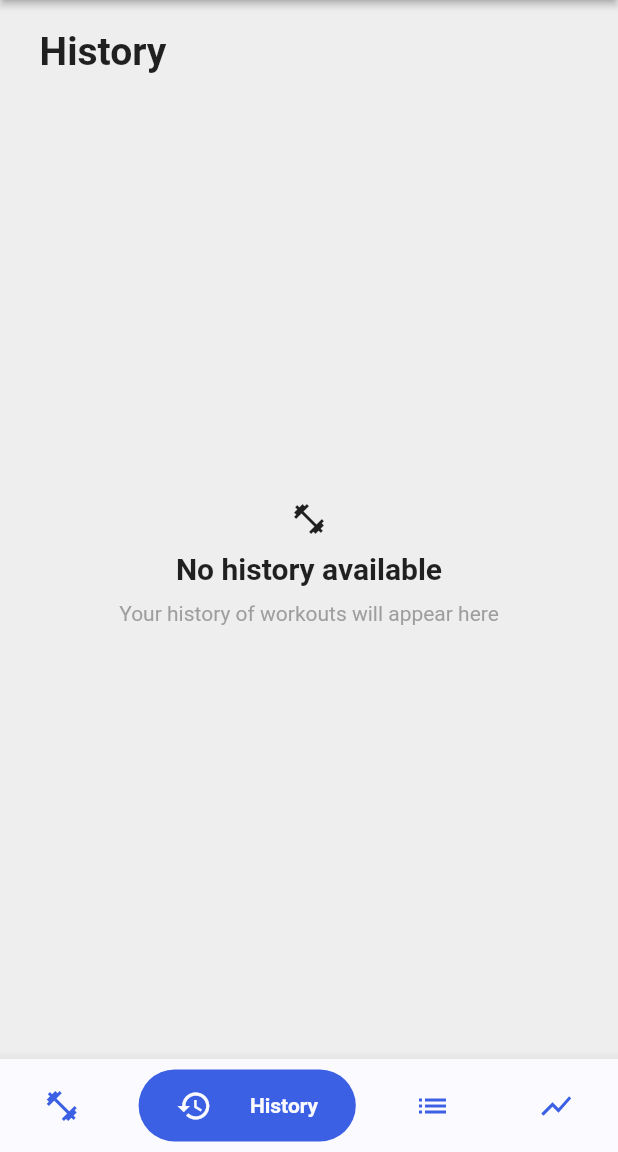
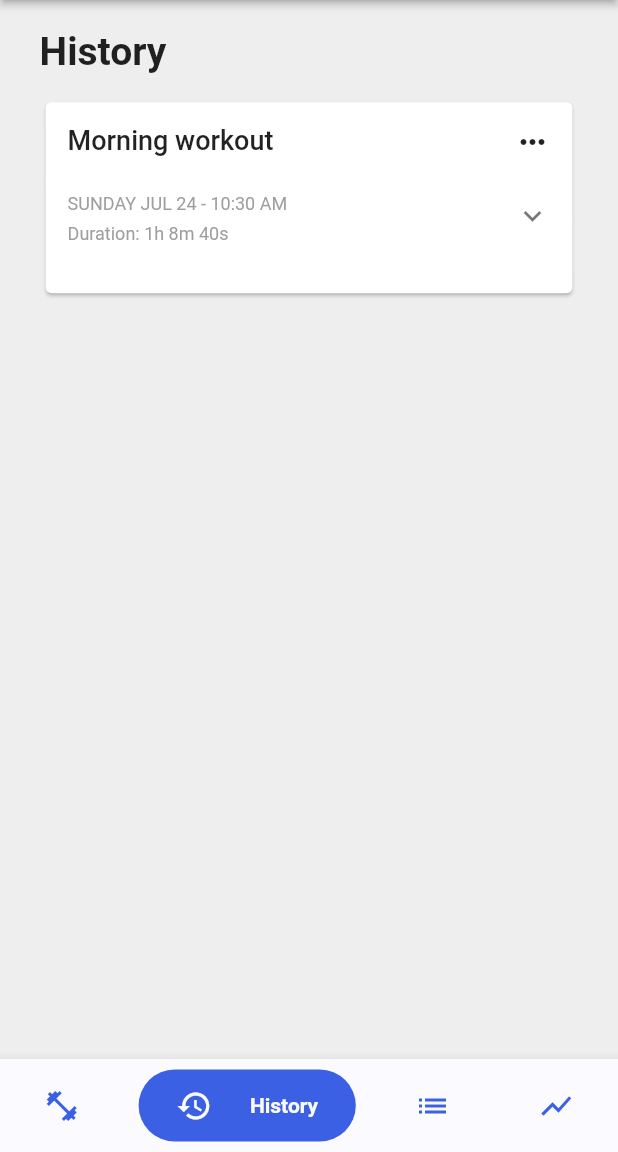
Before and after one commit to davidivad96/mygymbro, a Flutter app: the screen it shows after launch, item 2 of the bottom bar chosen, on a phone screen of 412 x 824 dp, the part 84-1236 px from its top. Run offline on Flutter 3.47's test engine with Material 2 defaults, Android fonts, the light colour scheme and no system bars; drawn by our look-alikes of bubble_bottom_bar; our stand-ins replace firebase_core, firebase_database, get, loading_animation_widget, stop_watch_timer; missing offline and left inert: flutter_picker; accounts and stored records are empty; generated files the repository leaves out were written again; Roboto replaces fonts that are missing (Poppins).

Commit message:
Implement HistoryCard widget. Use it with hardcoded state

```diff
--- a/lib/main.dart
+++ b/lib/main.dart
@@ -32,6 +32,7 @@ class MyApp extends StatelessWidget {
         backgroundColor: Colors.grey[200],
         errorColor: const Color(0xFFEF3054),
         fontFamily: "Poppins",
+        dividerColor: Colors.transparent,
       ),
       home: const Home(),
     );
--- /dev/null
+++ b/lib/models/history.dart
@@ -0,0 +1,27 @@
+import 'package:json_annotation/json_annotation.dart';
+
+import 'package:mygymbro/models/training_result.dart';
+
+part 'history.g.dart';
+
+@JsonSerializable()
+class History {
+  final String id;
+  final String workoutName;
+  final int duration;
+  final DateTime date;
+  final List<TrainingResult> trainingResults;
+
+  History(
+    this.id,
+    this.workoutName,
+    this.duration,
+    this.date,
+    this.trainingResults,
+  );
+
+  factory History.fromJson(Map<String, dynamic> json) =>
+      _$HistoryFromJson(json);
+
+  Map<String, dynamic> toJson() => _$HistoryToJson(this);
+}
--- a/lib/models/training_result.dart
+++ b/lib/models/training_result.dart
@@ -1,17 +1,33 @@
+import 'package:json_annotation/json_annotation.dart';
+
 import 'package:mygymbro/models/exercise.dart';
 
+part 'training_result.g.dart';
+
+@JsonSerializable()
 class TrainingSet {
   double? kgs;
   int? reps;
   bool done = false;
 
-  TrainingSet();
+  TrainingSet(this.kgs, this.reps);
+
+  factory TrainingSet.fromJson(Map<String, dynamic> json) =>
+      _$TrainingSetFromJson(json);
+
+  Map<String, dynamic> toJson() => _$TrainingSetToJson(this);
 }
 
+@JsonSerializable()
 class TrainingResult {
   final Exercise exercise;
   final List<TrainingSet> sets;
-  String notes = "";
+  String notes;
 
-  TrainingResult(this.exercise, this.sets);
+  TrainingResult(this.exercise, this.sets, this.notes);
+
+  factory TrainingResult.fromJson(Map<String, dynamic> json) =>
+      _$TrainingResultFromJson(json);
+
+  Map<String, dynamic> toJson() => _$TrainingResultToJson(this);
 }
--- a/lib/screens/history_screen.dart
+++ b/lib/screens/history_screen.dart
@@ -1,11 +1,46 @@
 import 'package:flutter/material.dart';
 
 import 'package:mygymbro/constants.dart';
+import 'package:mygymbro/data/exercises.dart';
+import 'package:mygymbro/models/history.dart';
+import 'package:mygymbro/models/training_result.dart';
 import 'package:mygymbro/utils/dimensions.dart';
 import 'package:mygymbro/widgets/big_text.dart';
+import 'package:mygymbro/widgets/history_card.dart';
 
-class HistoryScreen extends StatelessWidget {
+class HistoryScreen extends StatefulWidget {
   const HistoryScreen({Key? key}) : super(key: key);
+
+  @override
+  State<HistoryScreen> createState() => _HistoryScreenState();
+}
+
+class _HistoryScreenState extends State<HistoryScreen> {
+  final List<History> _histories = [
+    History(
+      "abcdefghij",
+      "Morning workout",
+      4120,
+      DateTime.now(),
+      [
+        TrainingResult(
+          exercises[7],
+          [TrainingSet(2.0, 5), TrainingSet(3.0, 4), TrainingSet(5.0, 2)],
+          "This was very very hard...",
+        ),
+        TrainingResult(
+          exercises[34],
+          [TrainingSet(6.0, 10)],
+          "",
+        ),
+        TrainingResult(
+          exercises[40],
+          [TrainingSet(1.0, 1)],
+          "Easy!",
+        )
+      ],
+    )
+  ];
 
   @override
   Widget build(BuildContext context) {
@@ -30,7 +65,23 @@ class HistoryScreen extends StatelessWidget {
             ),
           ),
           Expanded(
-            child: Center(
+            child: _histories.isNotEmpty
+                ? ListView.builder(
+                    itemCount: _histories.length,
+                    itemBuilder: (BuildContext context, int index) {
+                      History history = _histories[index];
+                      return Container(
+                        key: Key(history.id),
+                        constraints: BoxConstraints(
+                          minHeight: Dimensions.cardMinHeight,
+                        ),
+                        child: HistoryCard(
+                          history: history,
+                        ),
+                      );
+                    },
+                  )
+                : Center(
                     child: SizedBox(
                       width: Dimensions.centeredContentWidth,
                       child: Column(
--- a/lib/utils/functions.dart
+++ b/lib/utils/functions.dart
@@ -1,4 +1,18 @@
 import 'dart:convert';
+import 'package:intl/intl.dart';
 
 Map<String, dynamic> transformSnapshot(Object? snapshot) =>
     jsonDecode(jsonEncode(snapshot));
+
+String formatDate(DateTime? date) =>
+    date == null ? "" : DateFormat("EEEE MMM d - hh:mm a").format(date);
+
+String formatDuration(int duration) {
+  if (duration >= 3600) {
+    return "${(duration / 3600).floor()}h ${(duration % 3600) ~/ 60}m ${duration % 60}s";
+  } else if (duration >= 60) {
+    return "${(duration ~/ 60).floor()}m ${duration % 60}s";
+  } else {
+    return "${duration}s";
+  }
+}
--- /dev/null
+++ b/lib/widgets/history_card.dart
@@ -0,0 +1,135 @@
+import 'package:badges/badges.dart';
+import 'package:flutter/material.dart';
+
+import 'package:mygymbro/constants.dart';
+import 'package:mygymbro/models/history.dart';
+import 'package:mygymbro/utils/dimensions.dart';
+import 'package:mygymbro/utils/functions.dart';
+
+class HistoryCard extends StatefulWidget {
+  final History history;
+
+  const HistoryCard({
+    Key? key,
+    required this.history,
+  }) : super(key: key);
+
+  @override
+  State<HistoryCard> createState() => _HistoryCardState();
+}
+
+class _HistoryCardState extends State<HistoryCard> {
+  @override
+  Widget build(BuildContext context) {
+    return Card(
+      child: Padding(
+        padding: EdgeInsets.all(Dimensions.cardPadding),
+        child: Column(
+          children: [
+            Row(
+              mainAxisAlignment: MainAxisAlignment.spaceBetween,
+              crossAxisAlignment: CrossAxisAlignment.start,
+              children: [
+                Flexible(
+                  child: Text(
+                    widget.history.workoutName,
+                    style: const TextStyle(
+                      fontSize: 18.0,
+                      fontWeight: FontWeight.w500,
+                    ),
+                  ),
+                ),
+                PopupMenuButton(
+                  onSelected: (value) {
+                    if (value == WorkoutsConstants.edit) {
+                    } else if (value == WorkoutsConstants.delete) {}
+                  },
+                  child: const Icon(Icons.more_horiz),
+                  itemBuilder: (context) => [
+                    const PopupMenuItem(
+                      value: WorkoutsConstants.edit,
+                      child: Text(
+                        WorkoutsConstants.edit,
+                      ),
+                    ),
+                    PopupMenuItem(
+                      value: WorkoutsConstants.delete,
+                      child: Text(
+                        WorkoutsConstants.delete,
+                        style: TextStyle(color: Theme.of(context).errorColor),
+                      ),
+                    ),
+                  ],
+                ),
+              ],
+            ),
+            ExpansionTile(
+              tilePadding: EdgeInsets.zero,
+              title: Text(
+                formatDate(widget.history.date).toUpperCase(),
+                style: TextStyle(
+                  fontSize: 12.0,
+                  color: Colors.grey[500],
+                ),
+              ),
+              subtitle: Text(
+                "Duration: ${formatDuration(widget.history.duration)}",
+                style: TextStyle(
+                  fontSize: 12.0,
+                  color: Colors.grey[500],
+                ),
+              ),
+              iconColor: Theme.of(context).primaryColor,
+              children: [
+                const Divider(
+                  height: 30.0,
+                  color: Colors.grey,
+                ),
+                for (int i = 0; i < widget.history.trainingResults.length; i++)
+                  Column(
+                    crossAxisAlignment: CrossAxisAlignment.stretch,
+                    children: [
+                      Text(widget.history.trainingResults[i].exercise.name),
+                      const SizedBox(height: 6.0),
+                      if (widget.history.trainingResults[i].notes != "") ...[
+                        Text(
+                          widget.history.trainingResults[i].notes,
+                          style: const TextStyle(
+                            fontSize: 12.0,
+                            fontStyle: FontStyle.italic,
+                          ),
+                        ),
+                        const SizedBox(height: 6.0),
+                      ],
+                      for (int j = 0;
+                          j < widget.history.trainingResults[i].sets.length;
+                          j++)
+                        Row(
+                          children: [
+                            Badge(
+                              badgeColor: Theme.of(context).primaryColor,
+                              badgeContent: Text(
+                                (j + 1).toString(),
+                                style: TextStyle(
+                                  color: Theme.of(context).highlightColor,
+                                  fontSize: 12.0,
+                                ),
+                              ),
+                            ),
+                            const SizedBox(width: 6.0),
+                            Text(
+                              "${widget.history.trainingResults[i].sets[j].reps} reps x ${widget.history.trainingResults[i].sets[j].kgs}kgs",
+                            ),
+                          ],
+                        ),
+                      const SizedBox(height: 20.0),
+                    ],
+                  ),
+              ],
+            ),
+          ],
+        ),
+      ),
+    );
+  }
+}
--- a/pubspec.yaml
+++ b/pubspec.yaml
@@ -43,6 +43,8 @@ dependencies:
   json_serializable: ^6.3.1
   json_annotation: ^4.6.0
   loading_animation_widget: ^1.2.0+2
+  intl: ^0.17.0
+  badges: ^2.0.3
 
 dev_dependencies:
   flutter_test:
```
Also changed, not shown: lib/screens/start_workout_screen.dart (+19 -8 lines), lib/widgets/workout_card.dart (+17 -12 lines), lib/models/history.g.dart (added), lib/models/training_result.g.dart (added), pubspec.lock. Lines whose indentation alone changed are shown as unchanged.
